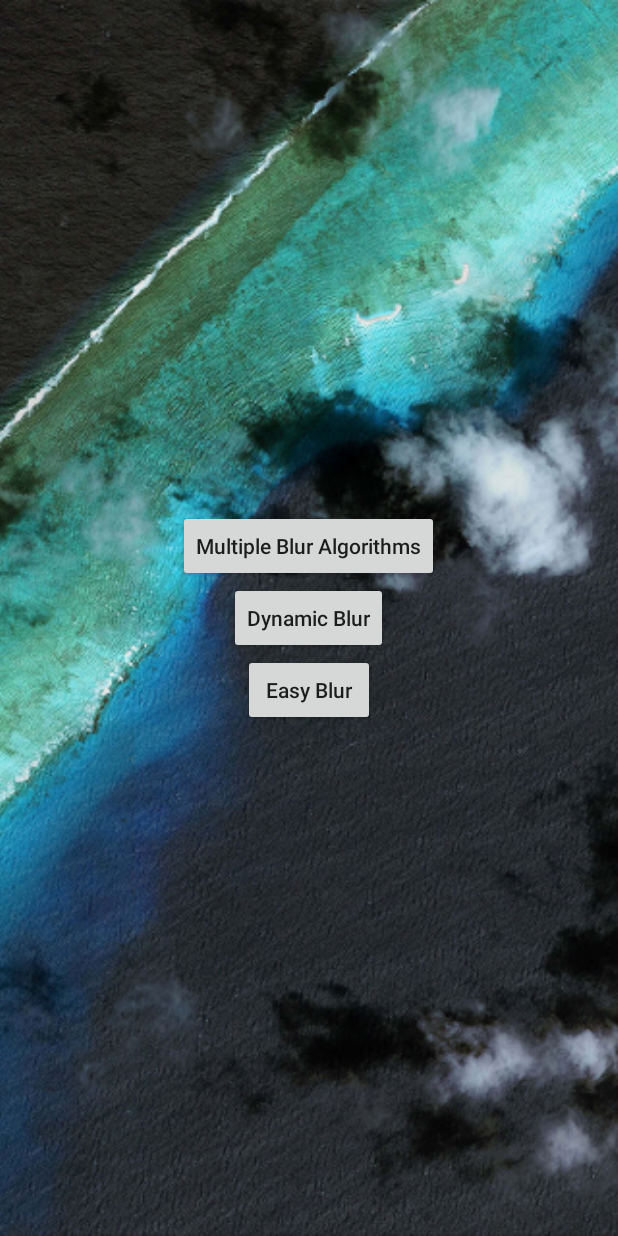
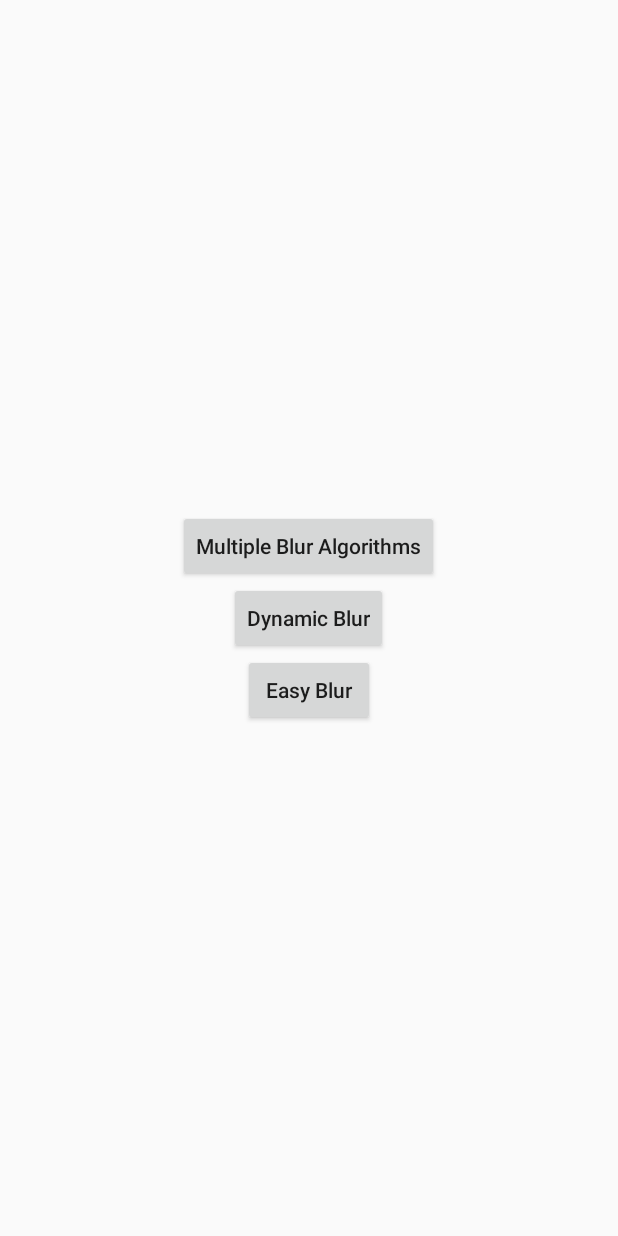
Before and after one commit to HokoFly/HokoBlur-Kotlin, an Android app: the screen it shows after launch (MainActivity), on a phone screen of 412 x 824 dp. Run offline under Robolectric (Android 15) with nearby library versions, the phone set to English and light mode, and no system bars.

Commit message:
Remove main page background

```diff
--- a/sample/src/main/java/com/hoko/ktblur/demo/MainActivity.kt
+++ b/sample/src/main/java/com/hoko/ktblur/demo/MainActivity.kt
@@ -4,6 +4,7 @@ import android.content.Intent
 import android.os.Bundle
 import android.view.View
 import android.widget.Button
+import android.widget.ImageView
 import androidx.appcompat.app.AppCompatActivity
 
 
--- a/sample/src/main/res/layout/activity_main.xml
+++ b/sample/src/main/res/layout/activity_main.xml
@@ -1,48 +1,34 @@
 <?xml version="1.0" encoding="utf-8"?>
-<FrameLayout xmlns:android="http://schemas.android.com/apk/res/android"
+<LinearLayout xmlns:android="http://schemas.android.com/apk/res/android"
         xmlns:tools="http://schemas.android.com/tools"
-    android:layout_height="match_parent"
-    android:layout_width="match_parent">
-
-    <ImageView
+        android:id="@+id/blur_layout"
         android:layout_width="match_parent"
         android:layout_height="match_parent"
-        android:src="@drawable/sample3"
-        android:scaleType="centerCrop" />
-
-    <LinearLayout
-        android:layout_width="match_parent"
-        android:layout_height="match_parent"
-        android:paddingBottom="@dimen/activity_vertical_margin"
+        android:gravity="center"
+        android:orientation="vertical"
         android:paddingLeft="@dimen/activity_horizontal_margin"
+        android:paddingTop="@dimen/activity_vertical_margin"
         android:paddingRight="@dimen/activity_horizontal_margin"
-        android:paddingTop="@dimen/activity_vertical_margin"
-        android:orientation="vertical"
-        android:id="@+id/blur_layout"
-        android:gravity="center"
-        tools:context=".activity.MainActivity">
+        android:paddingBottom="@dimen/activity_vertical_margin">
 
     <Button
         android:id="@+id/multi_blur"
         android:layout_width="wrap_content"
         android:layout_height="wrap_content"
-            android:textAllCaps="false"
-            android:text="@string/blur_algorithm" />
+        android:text="@string/blur_algorithm"
+        android:textAllCaps="false" />
 
     <Button
         android:id="@+id/dynamic_blur"
         android:layout_width="wrap_content"
         android:layout_height="wrap_content"
-            android:textAllCaps="false"
-            android:text="@string/dynamic_blur" />
+        android:text="@string/dynamic_blur"
+        android:textAllCaps="false" />
 
     <Button
         android:id="@+id/easy_blur"
         android:layout_width="wrap_content"
         android:layout_height="wrap_content"
-            android:textAllCaps="false"
-            android:text="@string/blur_effect_maker" />
-
+        android:text="@string/blur_effect_maker"
+        android:textAllCaps="false" />
 </LinearLayout>
-
-</FrameLayout>
```
Also changed, not shown: sample/src/main/res/drawable-xxhdpi/sample3.jpg (deleted). Lines whose indentation alone changed are shown as unchanged.
